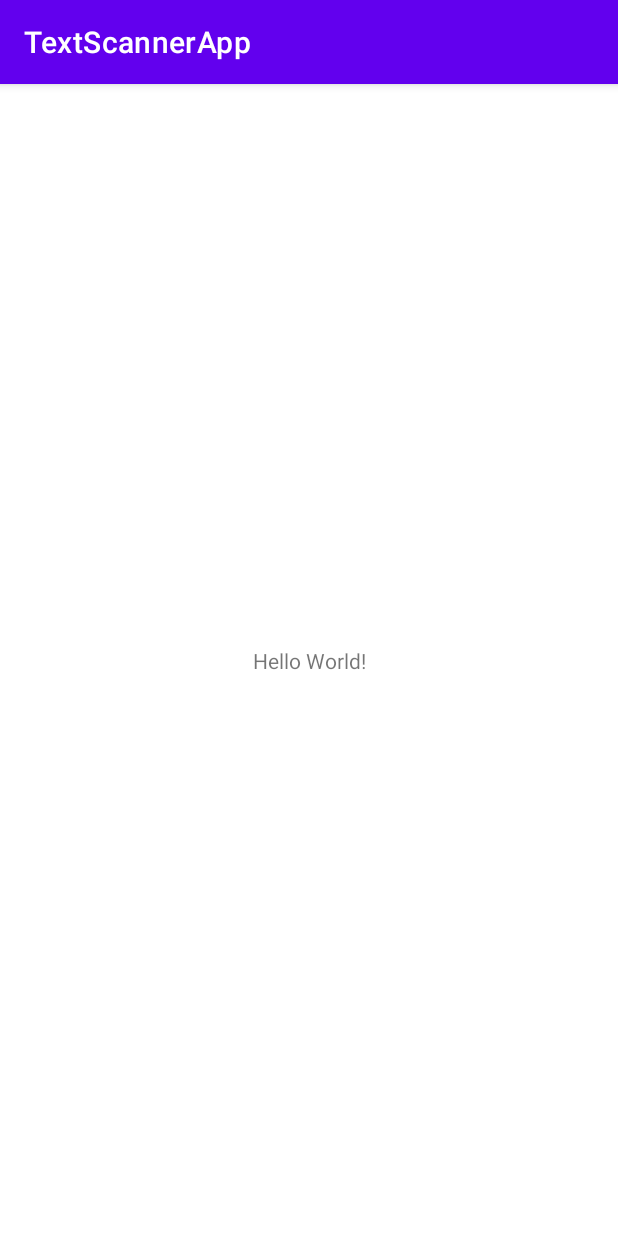
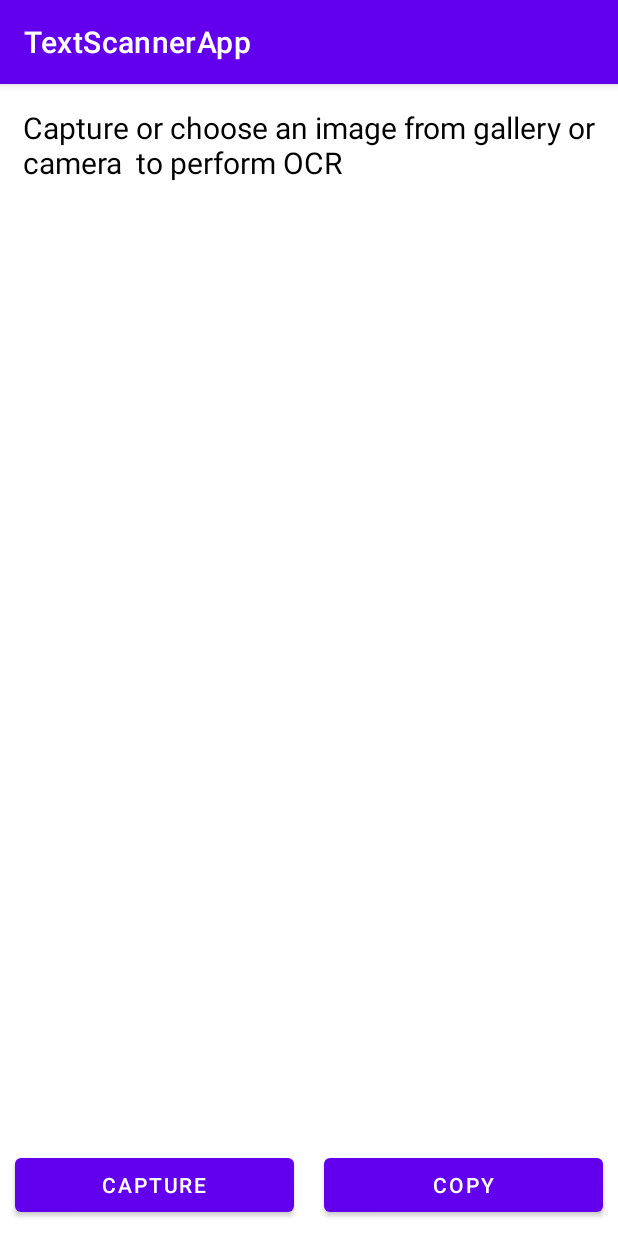
Before and after one commit to SalimmReza/TextScannerApp, an Android app: the screen it shows after launch (MainActivity), on a phone screen of 412 x 824 dp. Run offline under Robolectric (Android 15) with nearby library versions, the phone set to English and light mode, and no system bars; libraries missing offline, so code that uses them is left out: com.theartofdev.edmodo.

Commit message:
camera and crop image

```diff
--- a/app/build.gradle
+++ b/app/build.gradle
@@ -35,4 +35,7 @@ dependencies {
     testImplementation 'junit:junit:4.+'
     androidTestImplementation 'androidx.test.ext:junit:1.1.3'
     androidTestImplementation 'androidx.test.espresso:espresso-core:3.4.0'
+
+    implementation 'com.google.android.gms:play-services-vision:20.1.3'
+    implementation 'com.theartofdev.edmodo:android-image-cropper:2.8.0'
 }
--- a/app/src/main/AndroidManifest.xml
+++ b/app/src/main/AndroidManifest.xml
@@ -1,7 +1,7 @@
 <?xml version="1.0" encoding="utf-8"?>
 <manifest xmlns:android="http://schemas.android.com/apk/res/android"
     package="com.example.textscannerapp">
-
+    <uses-permission android:name="android.permission.CAMERA"/>
     <application
         android:allowBackup="true"
         android:icon="@mipmap/ic_launcher"
@@ -18,6 +18,8 @@
                 <category android:name="android.intent.category.LAUNCHER" />
             </intent-filter>
         </activity>
+
+        <activity android:name="com.theartofdev.edmodo.cropper.CropImageActivity"/>
     </application>
 
 </manifest>
--- a/app/src/main/java/com/example/textscannerapp/MainActivity.java
+++ b/app/src/main/java/com/example/textscannerapp/MainActivity.java
@@ -1,14 +1,82 @@
 package com.example.textscannerapp;
 
+
+
+import androidx.annotation.Nullable;
 import androidx.appcompat.app.AppCompatActivity;
+import androidx.core.app.ActivityCompat;
+import androidx.core.content.ContextCompat;
 
+import android.Manifest;
+import android.content.Context;
+import android.content.Intent;
+import android.content.pm.PackageManager;
+import android.graphics.Bitmap;
+import android.net.Uri;
 import android.os.Bundle;
+import android.provider.MediaStore;
+import android.view.View;
+import android.widget.Button;
+import android.widget.TextView;
+
+import com.theartofdev.edmodo.cropper.CropImage;
+import com.theartofdev.edmodo.cropper.CropImageView;
+
+import java.io.IOException;
 
 public class MainActivity extends AppCompatActivity {
+
+    Button capture ,copy;
+    TextView data;
+    Bitmap bitmap;
+
+    private static final int request_camera_code =100;
 
     @Override
     protected void onCreate(Bundle savedInstanceState) {
         super.onCreate(savedInstanceState);
         setContentView(R.layout.activity_main);
+
+        capture= findViewById(R.id.button_capture_id);
+        copy= findViewById(R.id.button_copy_id);
+        data= findViewById(R.id.text_data_id);
+
+        if (ContextCompat.checkSelfPermission(MainActivity.this, Manifest.permission.CAMERA) != PackageManager.PERMISSION_GRANTED)
+        {
+            ActivityCompat.requestPermissions(MainActivity.this, new String[]
+                    {
+                            Manifest.permission.CAMERA
+                    }, request_camera_code );
+        }
+
+        capture.setOnClickListener(new View.OnClickListener() {
+            @Override
+            public void onClick(View view) {
+                CropImage.activity().setGuidelines(CropImageView.Guidelines.ON).start(MainActivity.this);
+
+            }
+        });
+
+
+    }
+
+    @Override
+    protected void onActivityResult(int requestCode, int resultCode, @Nullable Intent data) {
+        super.onActivityResult(requestCode, resultCode, data);
+        if (requestCode == CropImage.CROP_IMAGE_ACTIVITY_REQUEST_CODE)
+        {
+            CropImage.ActivityResult result = CropImage.getActivityResult(data);
+            if (resultCode == RESULT_OK)
+            {
+                Uri result_uri = result.getUri();
+                try {
+                    bitmap = MediaStore.Images.Media.getBitmap(this.getContentResolver(), result_uri);
+
+                } catch (IOException e) {
+                    e.printStackTrace();
+                }
+
+            }
+        }
     }
 }
--- a/app/src/main/res/layout/activity_main.xml
+++ b/app/src/main/res/layout/activity_main.xml
@@ -1,18 +1,64 @@
 <?xml version="1.0" encoding="utf-8"?>
-<androidx.constraintlayout.widget.ConstraintLayout xmlns:android="http://schemas.android.com/apk/res/android"
+<RelativeLayout xmlns:android="http://schemas.android.com/apk/res/android"
     xmlns:app="http://schemas.android.com/apk/res-auto"
     xmlns:tools="http://schemas.android.com/tools"
     android:layout_width="match_parent"
+
     android:layout_height="match_parent"
     tools:context=".MainActivity">
 
-    <TextView
-        android:layout_width="wrap_content"
+    <ScrollView
+        android:layout_width="match_parent"
+        android:layout_height="match_parent"
+        android:layout_alignParentTop="true"
+        android:layout_margin="10dp"
+        android:layout_above="@id/linear_holder_id"
+        >
+
+        <TextView
+            android:id="@+id/text_data_id"
+            android:layout_width="match_parent"
+            android:layout_height="wrap_content"
+            android:text="Capture or choose an image from gallery or camera  to perform OCR"
+            android:textSize="20sp"
+            android:textColor="@color/black"
+            android:layout_margin="5dp"
+            android:textStyle="normal"
+            />
+
+
+
+
+    </ScrollView>
+
+    <LinearLayout
+        android:id="@+id/linear_holder_id"
+        android:layout_alignParentBottom="true"
+        android:layout_width="match_parent"
         android:layout_height="wrap_content"
-        android:text="Hello World!"
-        app:layout_constraintBottom_toBottomOf="parent"
-        app:layout_constraintLeft_toLeftOf="parent"
-        app:layout_constraintRight_toRightOf="parent"
-        app:layout_constraintTop_toTopOf="parent" />
+        android:orientation="horizontal"
+        >
 
-</androidx.constraintlayout.widget.ConstraintLayout>
+        <Button
+            android:id="@+id/button_capture_id"
+            android:layout_width="0dp"
+            android:layout_height="wrap_content"
+            android:layout_margin="10dp"
+            android:layout_weight="1"
+
+            android:text="Capture" />
+
+        <Button
+            android:id="@+id/button_copy_id"
+            android:layout_width="0dp"
+            android:layout_height="wrap_content"
+            android:layout_weight="1"
+            android:layout_margin="10dp"
+            android:text="Copy"/>
+
+
+
+
+    </LinearLayout>
+
+</RelativeLayout>
```
